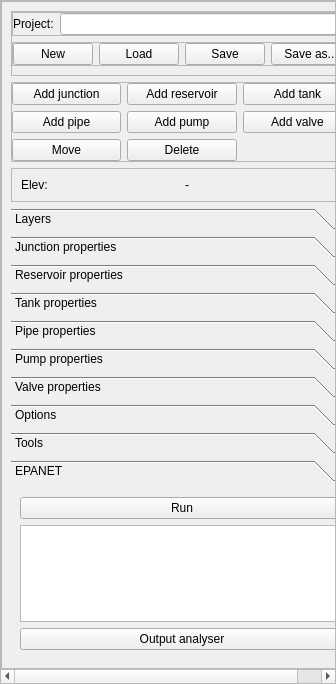
Old version of the form ui/qepanet_dockwidget.ui in the repository aecforge/QEPANET.
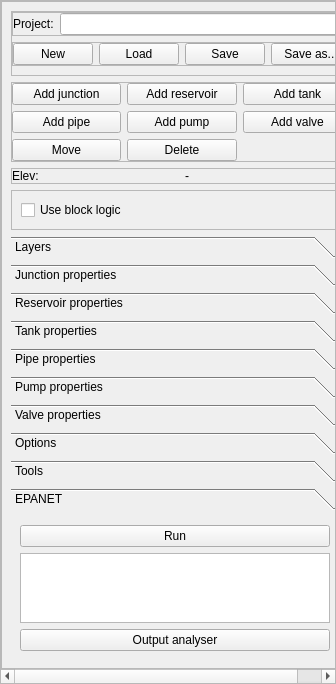
New version of the form.

Commit message: - "Move element": now it supports two logics. Block logic considers a pump or a valve and the two junctions at its endpoints as a single block. - "Delete element(s)" tool: bugs fixed - readEpanetFile.py: bugs fixed

Patch:
```diff
--- a/ui/qepanet_dockwidget.ui
+++ b/ui/qepanet_dockwidget.ui
@@ -242,6 +242,9 @@
               <enum>QFrame::Raised</enum>
              </property>
              <layout class="QGridLayout" name="gridLayout">
+              <property name="margin">
+               <number>0</number>
+              </property>
               <item row="0" column="1">
                <widget class="QLabel" name="lbl_elev_val">
                 <property name="text">
@@ -259,6 +262,31 @@
              </layout>
             </widget>
            </item>
+           <item>
+            <widget class="QFrame" name="fra_block_logic">
+             <property name="frameShape">
+              <enum>QFrame::StyledPanel</enum>
+             </property>
+             <property name="frameShadow">
+              <enum>QFrame::Raised</enum>
+             </property>
+             <layout class="QHBoxLayout" name="lay_block_logic">
+              <item>
+               <widget class="QCheckBox" name="chk_block_logic">
+                <property name="sizePolicy">
+                 <sizepolicy hsizetype="Minimum" vsizetype="Fixed">
+                  <horstretch>0</horstretch>
+                  <verstretch>0</verstretch>
+                 </sizepolicy>
+                </property>
+                <property name="text">
+                 <string>Use block logic</string>
+                </property>
+               </widget>
+              </item>
+             </layout>
+            </widget>
+           </item>
            <item>
             <widget class="QToolBox" name="tbx_main">
              <property name="currentIndex">
@@ -1169,8 +1197,8 @@
                <rect>
                 <x>0</x>
                 <y>0</y>
-                <width>322</width>
-                <height>155</height>
+                <width>305</width>
+                <height>147</height>
                </rect>
               </property>
               <attribute name="label">
```
Left out of the diff: 12 changed lines with no effect on the pictures. The commit also changes 7 other files.
